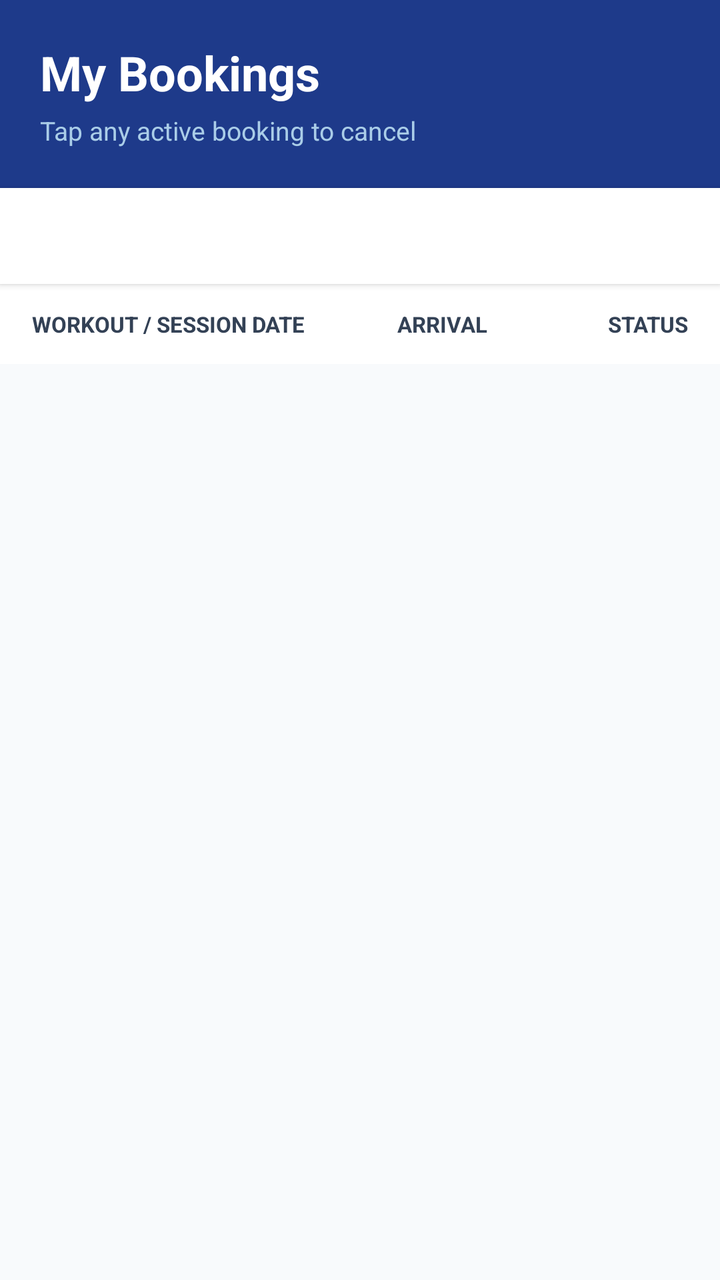
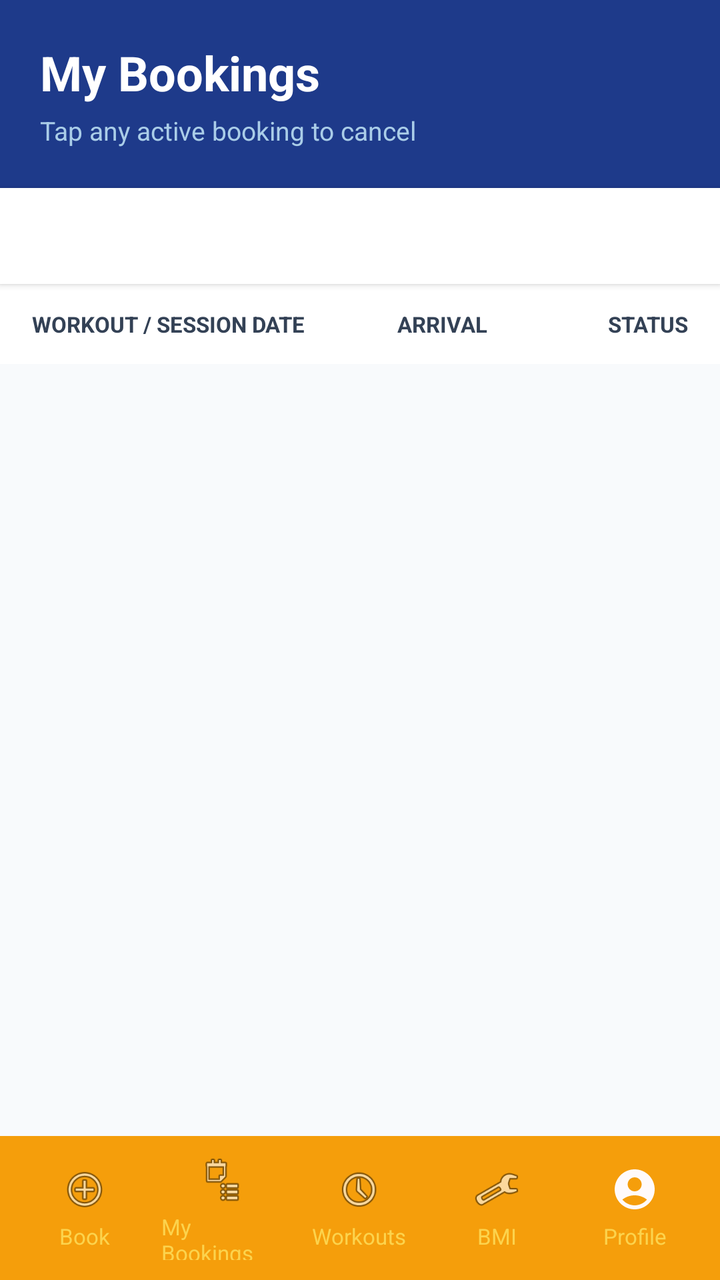

The first picture is an Android layout as it rendered before a commit; the second is the same layout after the commit. The layout source and the unified diff follow.
<!-- AndroidManifest.xml: application theme Theme.SpotterMobile -->
<!-- res/layout/activity_booking_history.xml -->
<?xml version="1.0" encoding="utf-8"?>
<LinearLayout xmlns:android="http://schemas.android.com/apk/res/android"
    xmlns:app="http://schemas.android.com/apk/res-auto"
    android:layout_width="match_parent"
    android:layout_height="match_parent"
    android:background="@color/light_gray"
    android:orientation="vertical">

    
    <LinearLayout
        android:layout_width="match_parent"
        android:layout_height="wrap_content"
        android:background="@color/primary_blue"
        android:orientation="vertical"
        android:padding="20dp">

        <TextView
            android:layout_width="wrap_content"
            android:layout_height="wrap_content"
            android:text="My Bookings"
            android:textColor="#FFFFFF"
            android:textSize="24sp"
            android:textStyle="bold" />

        <TextView
            android:layout_width="wrap_content"
            android:layout_height="wrap_content"
            android:layout_marginTop="4dp"
            android:text="Tap any active booking to cancel"
            android:textColor="#AACDE8"
            android:textSize="13sp" />

    </LinearLayout>

    
    <HorizontalScrollView
        android:layout_width="match_parent"
        android:layout_height="wrap_content"
        android:background="@color/white"
        android:scrollbars="none"
        android:elevation="2dp">

        <LinearLayout
            android:id="@+id/chipBar"
            android:layout_width="wrap_content"
            android:layout_height="48dp"
            android:gravity="center_vertical"
            android:orientation="horizontal"
            android:paddingHorizontal="12dp"
            android:paddingVertical="8dp">

            

        </LinearLayout>
    </HorizontalScrollView>

    
    <LinearLayout
        android:layout_width="match_parent"
        android:layout_height="40dp"
        android:background="@color/white"
        android:orientation="horizontal"
        android:paddingStart="16dp"
        android:paddingEnd="16dp">

        <TextView
            android:layout_width="0dp"
            android:layout_height="match_parent"
            android:layout_weight="2"
            android:gravity="center_vertical"
            android:text="WORKOUT / SESSION DATE"
            android:textColor="@color/dark_gray"
            android:textSize="11sp"
            android:textStyle="bold" />

        <TextView
            android:layout_width="0dp"
            android:layout_height="match_parent"
            android:layout_weight="1"
            android:gravity="center_vertical|center_horizontal"
            android:text="ARRIVAL"
            android:textColor="@color/dark_gray"
            android:textSize="11sp"
            android:textStyle="bold" />

        <TextView
            android:layout_width="0dp"
            android:layout_height="match_parent"
            android:layout_weight="1"
            android:gravity="center_vertical|end"
            android:text="STATUS"
            android:textColor="@color/dark_gray"
            android:textSize="11sp"
            android:textStyle="bold" />

    </LinearLayout>

    
    <LinearLayout
        android:id="@+id/layoutEmpty"
        android:layout_width="match_parent"
        android:layout_height="wrap_content"
        android:layout_marginTop="80dp"
        android:gravity="center"
        android:orientation="vertical"
        android:visibility="gone">

        <TextView
            android:layout_width="wrap_content"
            android:layout_height="wrap_content"
            android:text="🗓️"
            android:textSize="48sp" />

        <TextView
            android:id="@+id/tvEmpty"
            android:layout_width="wrap_content"
            android:layout_height="wrap_content"
            android:layout_marginTop="12dp"
            android:gravity="center"
            android:text="No bookings yet."
            android:textColor="@color/dark_gray"
            android:textSize="16sp"
            android:textStyle="bold" />

        <TextView
            android:layout_width="wrap_content"
            android:layout_height="wrap_content"
            android:layout_marginTop="4dp"
            android:gravity="center"
            android:text="Head to Book Session to get started!"
            android:textColor="@color/gray"
            android:textSize="13sp" />

    </LinearLayout>

    
    <androidx.recyclerview.widget.RecyclerView
        android:id="@+id/recyclerBookings"
        android:layout_width="match_parent"
        android:layout_height="match_parent"
        android:clipToPadding="false"
        android:paddingTop="8dp"
        android:paddingBottom="80dp" />

    <include
        android:id="@+id/bottomNav"
        layout="@layout/nav_bottom_user" />

</LinearLayout>
<!-- res/layout/nav_bottom_user.xml (included above) -->
<?xml version="1.0" encoding="utf-8"?>
<LinearLayout xmlns:android="http://schemas.android.com/apk/res/android"
    android:layout_width="match_parent"
    android:layout_height="72dp"
    android:background="@color/gold"
    android:gravity="center"
    android:orientation="horizontal"
    android:paddingHorizontal="8dp"
    android:paddingVertical="6dp">

    <LinearLayout
        android:id="@+id/tabBook"
        android:layout_width="0dp"
        android:layout_height="match_parent"
        android:layout_weight="1"
        android:clickable="true"
        android:focusable="true"
        android:gravity="center"
        android:orientation="vertical"
        android:padding="4dp">

        <ImageView
            android:id="@+id/iconBook"
            android:layout_width="24dp"
            android:layout_height="24dp"
            android:src="@android:drawable/ic_menu_add"
           />

        <TextView
            android:id="@+id/labelBook"
            android:layout_width="wrap_content"
            android:layout_height="wrap_content"
            android:layout_marginTop="4dp"
            android:text="Book"
            android:textColor="@color/gold_light"
            android:textSize="11sp" />
    </LinearLayout>

    <LinearLayout
        android:id="@+id/tabMyBookings"
        android:layout_width="0dp"
        android:layout_height="match_parent"
        android:layout_weight="1"
        android:clickable="true"
        android:focusable="true"
        android:gravity="center"
        android:orientation="vertical"
        android:padding="4dp">

        <ImageView
            android:id="@+id/iconMyBookings"
            android:layout_width="24dp"
            android:layout_height="24dp"
            android:src="@android:drawable/ic_menu_agenda" />

        <TextView
            android:id="@+id/labelMyBookings"
            android:layout_width="wrap_content"
            android:layout_height="wrap_content"
            android:layout_marginTop="4dp"
            android:text="My Bookings"
            android:textColor="@color/gold_light"
            android:textSize="11sp" />
    </LinearLayout>

    <LinearLayout
        android:id="@+id/tabWorkouts"
        android:layout_width="0dp"
        android:layout_height="match_parent"
        android:layout_weight="1"
        android:clickable="true"
        android:focusable="true"
        android:gravity="center"
        android:orientation="vertical"
        android:padding="4dp">

        <ImageView
            android:id="@+id/iconWorkouts"
            android:layout_width="24dp"
            android:layout_height="24dp"
            android:src="@android:drawable/ic_menu_recent_history" />

        <TextView
            android:id="@+id/labelWorkouts"
            android:layout_width="wrap_content"
            android:layout_height="wrap_content"
            android:layout_marginTop="4dp"
            android:text="Workouts"
            android:textColor="@color/gold_light"
            android:textSize="11sp" />
    </LinearLayout>

    <LinearLayout
        android:id="@+id/tabBmi"
        android:layout_width="0dp"
        android:layout_height="match_parent"
        android:layout_weight="1"
        android:clickable="true"
        android:focusable="true"
        android:gravity="center"
        android:orientation="vertical"
        android:padding="4dp">

        <ImageView
            android:id="@+id/iconBmi"
            android:layout_width="24dp"
            android:layout_height="24dp"
            android:src="@android:drawable/ic_menu_manage" />

        <TextView
            android:id="@+id/labelBmi"
            android:layout_width="wrap_content"
            android:layout_height="wrap_content"
            android:layout_marginTop="4dp"
            android:text="BMI"
            android:textColor="@color/gold_light"
            android:textSize="11sp" />
    </LinearLayout>

    <LinearLayout
        android:id="@+id/tabProfile"
        android:layout_width="0dp"
        android:layout_height="match_parent"
        android:layout_weight="1"
        android:clickable="true"
        android:focusable="true"
        android:gravity="center"
        android:orientation="vertical"
        android:padding="4dp">

        <ImageView
            android:id="@+id/iconProfile"
            android:layout_width="24dp"
            android:layout_height="24dp"
            android:src="@drawable/baseline_account_circle_24" />

        <TextView
            android:id="@+id/labelProfile"
            android:layout_width="wrap_content"
            android:layout_height="wrap_content"
            android:layout_marginTop="4dp"
            android:text="Profile"
            android:textColor="@color/gold_light"
            android:textSize="11sp" />
    </LinearLayout>

</LinearLayout>
<!-- resources referenced by this layout -->
<resources>
  <color name="dark_gray">#334155</color>
  <color name="gold">#F59E0B</color>
  <color name="gold_light">#FCD34D</color>
  <color name="gray">#64748B</color>
  <color name="light_gray">#F8FAFC</color>
  <color name="primary_blue">#1E3A8A</color>
  <color name="white">#FFFFFF</color>
  <!-- drawable baseline_account_circle_24 (drawable) -->
  <vector xmlns:android="http://schemas.android.com/apk/res/android" android:height="24dp" android:tint="#FFFAFA" android:viewportHeight="24" android:viewportWidth="24" android:width="24dp">
        
      <path android:fillColor="@android:color/white" android:pathData="M12,2C6.48,2 2,6.48 2,12s4.48,10 10,10s10,-4.48 10,-10S17.52,2 12,2zM12,6c1.93,0 3.5,1.57 3.5,3.5S13.93,13 12,13s-3.5,-1.57 -3.5,-3.5S10.07,6 12,6zM12,20c-2.03,0 -4.43,-0.82 -6.14,-2.88C7.55,15.8 9.68,15 12,15s4.45,0.8 6.14,2.12C16.43,19.18 14.03,20 12,20z"/>
      
  </vector>
  <style name="Theme.SpotterMobile" parent="Theme.MaterialComponents.Light.NoActionBar">
          
          
          <item name="colorPrimary">@color/primary_blue</item>
          <item name="colorPrimaryVariant">@color/primary_blue_dark</item>
          <item name="colorOnPrimary">@color/white</item>
          <item name="colorSecondary">@color/gold</item>
          <item name="colorSecondaryVariant">@color/gold_dark</item>
          <item name="colorOnSecondary">@color/white</item>
          <item name="android:statusBarColor">@color/primary_blue_dark</item>
          <item name="colorSurface">@color/white</item>
  
          
          <item name="colorOnSurface">@color/dark_gray</item>
          <item name="colorOnBackground">@color/dark_gray</item>
          <item name="android:textColorHint">@color/gray</item>
          <item name="android:textColor">@color/dark_gray</item>
      </style>
  <color name="primary_blue_dark">#1E40AF</color>
  <color name="gold_dark">#D97706</color>
</resources>

<!-- the commit's change to res/layout/activity_booking_history.xml (unified diff, before → after) -->
@@ -47,11 +47,8 @@
             android:gravity="center_vertical"
             android:orientation="horizontal"
             android:paddingHorizontal="12dp"
-            android:paddingVertical="8dp">
-
-            
-
-        </LinearLayout>
+            android:paddingVertical="8dp" />
+
     </HorizontalScrollView>
 
     
@@ -96,52 +93,60 @@
     </LinearLayout>
 
     
-    <LinearLayout
-        android:id="@+id/layoutEmpty"
+    <FrameLayout
         android:layout_width="match_parent"
-        android:layout_height="wrap_content"
-        android:layout_marginTop="80dp"
-        android:gravity="center"
-        android:orientation="vertical"
-        android:visibility="gone">
-
-        <TextView
-            android:layout_width="wrap_content"
-            android:layout_height="wrap_content"
-            android:text="🗓️"
-            android:textSize="48sp" />
-
-        <TextView
-            android:id="@+id/tvEmpty"
-            android:layout_width="wrap_content"
-            android:layout_height="wrap_content"
-            android:layout_marginTop="12dp"
+        android:layout_height="0dp"
+        android:layout_weight="1">
+
+        
+        <LinearLayout
+            android:id="@+id/layoutEmpty"
+            android:layout_width="match_parent"
+            android:layout_height="match_parent"
             android:gravity="center"
-            android:text="No bookings yet."
-            android:textColor="@color/dark_gray"
-            android:textSize="16sp"
-            android:textStyle="bold" />
-
-        <TextView
-            android:layout_width="wrap_content"
-            android:layout_height="wrap_content"
-            android:layout_marginTop="4dp"
-            android:gravity="center"
-            android:text="Head to Book Session to get started!"
-            android:textColor="@color/gray"
-            android:textSize="13sp" />
-
-    </LinearLayout>
-
-    
-    <androidx.recyclerview.widget.RecyclerView
-        android:id="@+id/recyclerBookings"
-        android:layout_width="match_parent"
-        android:layout_height="match_parent"
-        android:clipToPadding="false"
-        android:paddingTop="8dp"
-        android:paddingBottom="80dp" />
-
+            android:orientation="vertical"
+            android:visibility="gone">
+
+            <TextView
+                android:layout_width="wrap_content"
+                android:layout_height="wrap_content"
+                android:text="🗓️"
+                android:textSize="48sp" />
+
+            <TextView
+                android:id="@+id/tvEmpty"
+                android:layout_width="wrap_content"
+                android:layout_height="wrap_content"
+                android:layout_marginTop="12dp"
+                android:gravity="center"
+                android:text="No bookings yet."
+                android:textColor="@color/dark_gray"
+                android:textSize="16sp"
+                android:textStyle="bold" />
+
+            <TextView
+                android:layout_width="wrap_content"
+                android:layout_height="wrap_content"
+                android:layout_marginTop="4dp"
+                android:gravity="center"
+                android:text="Head to Book Session to get started!"
+                android:textColor="@color/gray"
+                android:textSize="13sp" />
+
+        </LinearLayout>
+
+        
+        <androidx.recyclerview.widget.RecyclerView
+            android:id="@+id/recyclerBookings"
+            android:layout_width="match_parent"
+            android:layout_height="match_parent"
+            android:clipToPadding="false"
+            android:paddingTop="8dp"
+            android:paddingBottom="8dp" />
+
+    </FrameLayout>
+
+    
     <include
         android:id="@+id/bottomNav"
         layout="@layout/nav_bottom_user" />
